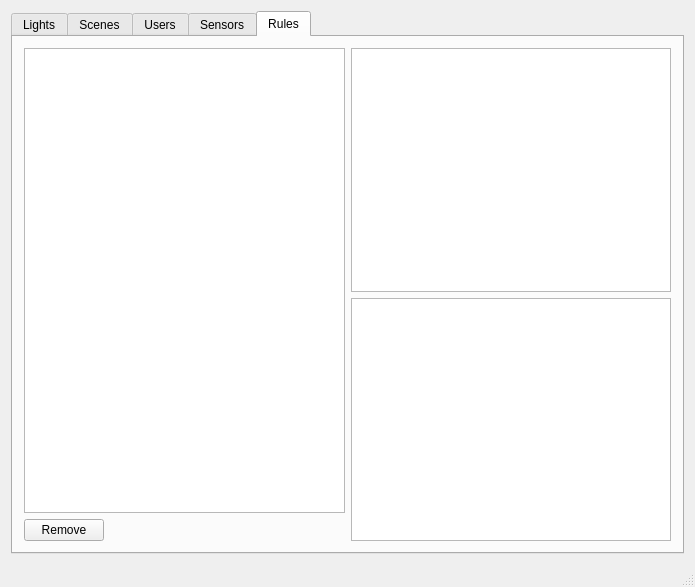
The window that apps/qtGui/shinegui.ui (Baertierchen/shine) describes before a commit, drawn with Qt 5.
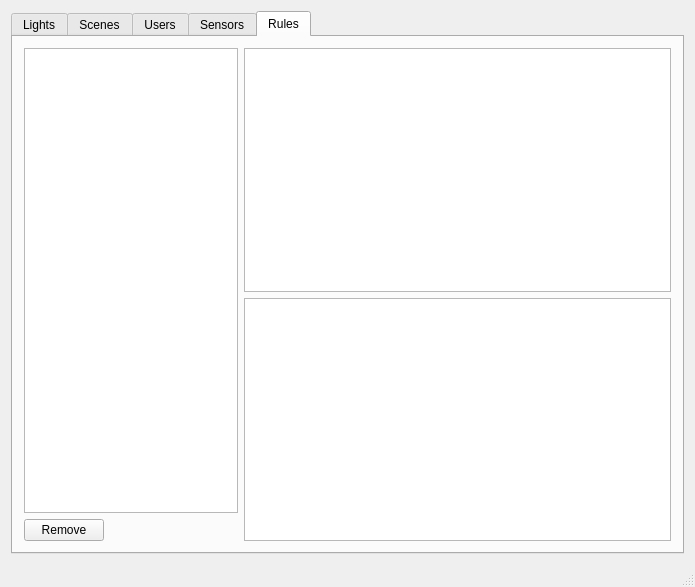
The same window after the commit.

```diff
--- a/apps/qtGui/shinegui.ui
+++ b/apps/qtGui/shinegui.ui
@@ -320,7 +320,7 @@
        <attribute name="title">
         <string>Rules</string>
        </attribute>
-       <layout class="QHBoxLayout" name="horizontalLayout_11">
+       <layout class="QHBoxLayout" name="horizontalLayout_11" stretch="1,2">
         <item>
          <layout class="QVBoxLayout" name="verticalLayout_6">
           <item>
@@ -355,7 +355,20 @@
         <item>
          <layout class="QVBoxLayout" name="verticalLayout_5">
           <item>
-           <widget class="QListView" name="lst_ruleConditions"/>
+           <widget class="QTableView" name="lv_ruleConditions">
+            <property name="selectionMode">
+             <enum>QAbstractItemView::SingleSelection</enum>
+            </property>
+            <property name="selectionBehavior">
+             <enum>QAbstractItemView::SelectRows</enum>
+            </property>
+            <property name="gridStyle">
+             <enum>Qt::DotLine</enum>
+            </property>
+            <attribute name="verticalHeaderVisible">
+             <bool>false</bool>
+            </attribute>
+           </widget>
           </item>
           <item>
            <widget class="QListView" name="lst_ruleActions"/>
```
Left out of the diff: 2 changed lines with no effect on the pictures.
